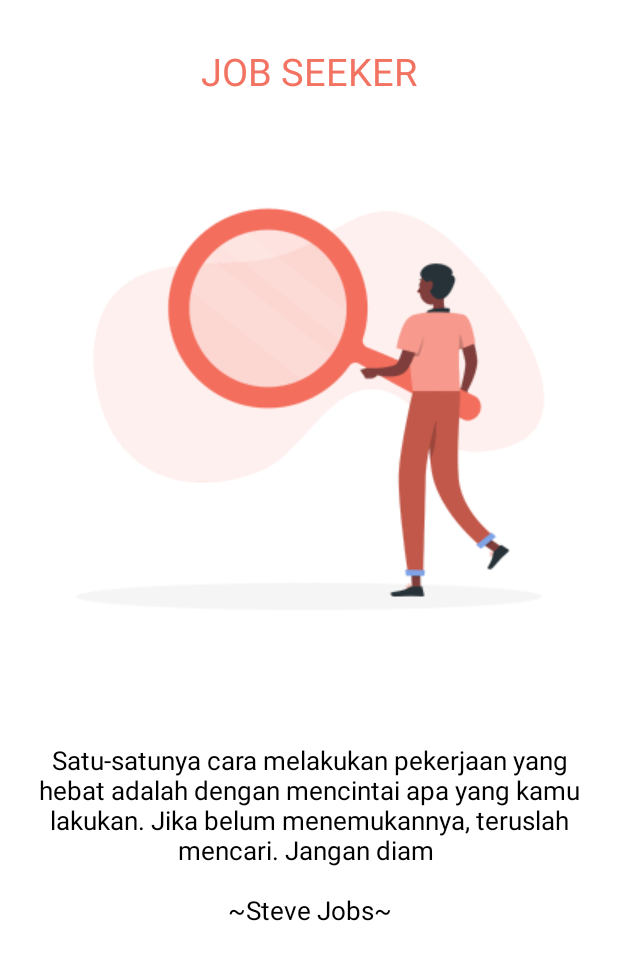
After one commit to Jafar0032/Job_Seeker, an Android app: the layout appintro2.xml on its own in the app's theme, with its tools: preview values and no code run, on a phone screen of 412 x 824 dp. The commit adds this screen. Shown: the top 960 px of the screen. Run offline under Robolectric (Android 15) with nearby library versions, the phone set to English and light mode, and no system bars.

Commit message:
appintro

```diff
--- /dev/null
+++ b/app/src/main/res/layout/appintro2.xml
@@ -0,0 +1,47 @@
+<?xml version="1.0" encoding="utf-8"?>
+<androidx.constraintlayout.widget.ConstraintLayout xmlns:android="http://schemas.android.com/apk/res/android"
+    xmlns:app="http://schemas.android.com/apk/res-auto"
+    android:layout_width="match_parent"
+    android:layout_height="match_parent">
+
+    <TextView
+        android:id="@+id/tvTitle"
+        android:layout_width="match_parent"
+        android:layout_height="wrap_content"
+        android:layout_margin="30dp"
+        android:gravity="center"
+        android:text="JOB SEEKER"
+        android:textColor="#F37362"
+        android:textSize="25sp"
+        app:layout_constraintBottom_toTopOf="@+id/imageView2"
+        app:layout_constraintEnd_toEndOf="parent"
+        app:layout_constraintStart_toStartOf="parent"
+        app:layout_constraintTop_toTopOf="parent" />
+
+    <ImageView
+        android:id="@+id/imageView2"
+        android:layout_width="wrap_content"
+        android:layout_height="wrap_content"
+        android:adjustViewBounds="true"
+        android:scaleType="fitCenter"
+        android:src="@drawable/intro2"
+        app:layout_constraintEnd_toEndOf="parent"
+        app:layout_constraintStart_toStartOf="parent"
+        app:layout_constraintTop_toBottomOf="@id/tvTitle" />
+
+    <TextView
+        android:id="@+id/textView2"
+        android:layout_width="wrap_content"
+        android:layout_height="wrap_content"
+        android:layout_marginTop="30dp"
+        android:paddingStart="20dp"
+        android:paddingEnd="20dp"
+        android:text="Satu-satunya cara melakukan pekerjaan yang hebat adalah dengan mencintai apa yang kamu lakukan. Jika belum menemukannya, teruslah mencari. Jangan diam \n\n~Steve Jobs~"
+        android:textAlignment="center"
+        android:textColor="@color/black"
+        android:textSize="17sp"
+        app:layout_constraintEnd_toEndOf="parent"
+        app:layout_constraintStart_toStartOf="parent"
+        app:layout_constraintTop_toBottomOf="@+id/imageView2" />
+
+</androidx.constraintlayout.widget.ConstraintLayout>
--- a/app/src/main/res/values/colors.xml
+++ b/app/src/main/res/values/colors.xml
@@ -13,5 +13,8 @@
     <color name="hitam_abu">#4E4E4E</color>
     <color name="abu_tebal">#B0AFAF</color>
     <color name="abu_tipis">#999999</color>
+    <color name="primary">#F37362</color>
+    <color name="grey_lighter">#CCCCFF</color>
+    <color name="grey">#B0B0B0</color>
 
 </resources>
```
Also changed, not shown: app/src/main/java/com/tugasakhirpab2/rjn/activities/AppIntro.java (added, +63 -0 lines), app/src/main/res/layout/appintro1.xml (added, +47 -0 lines), app/src/main/res/layout/appintro3.xml (added, +47 -0 lines), app/src/main/res/drawable-v24/img.png (deleted), app/src/main/res/drawable/img.png (added), app/src/main/res/drawable/intro1.png (added), app/src/main/res/drawable/intro2.png (added), app/src/main/res/drawable/intro3.png (added).
